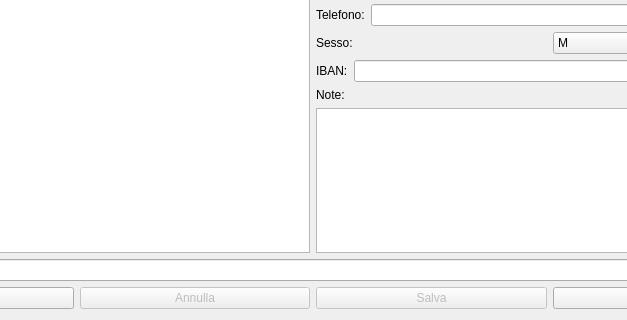
The window that cconti.ui (fblabs/cimiapp2) describes before a commit, drawn with Qt 5; both pictures show x 168 to 795 and y 470 to 790 of the 962 by 790 pixel window.
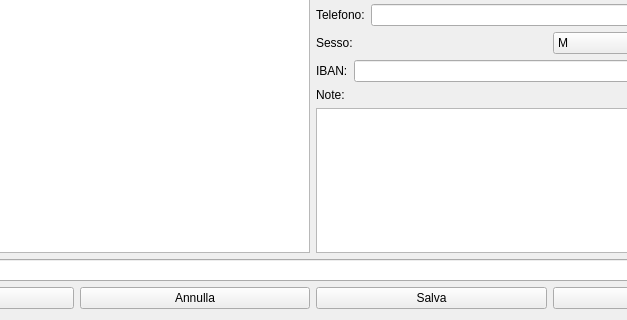
The same window after the commit. Icons and pictures are not drawn.

```diff
--- a/cconti.ui
+++ b/cconti.ui
@@ -304,7 +304,7 @@
      <item>
       <widget class="QPushButton" name="pbAnnulla">
        <property name="enabled">
-        <bool>false</bool>
+        <bool>true</bool>
        </property>
        <property name="text">
         <string>Annulla</string>
@@ -324,7 +324,7 @@
      <item>
       <widget class="QPushButton" name="pbSave">
        <property name="enabled">
-        <bool>false</bool>
+        <bool>true</bool>
        </property>
        <property name="text">
         <string>Salva</string>
```
